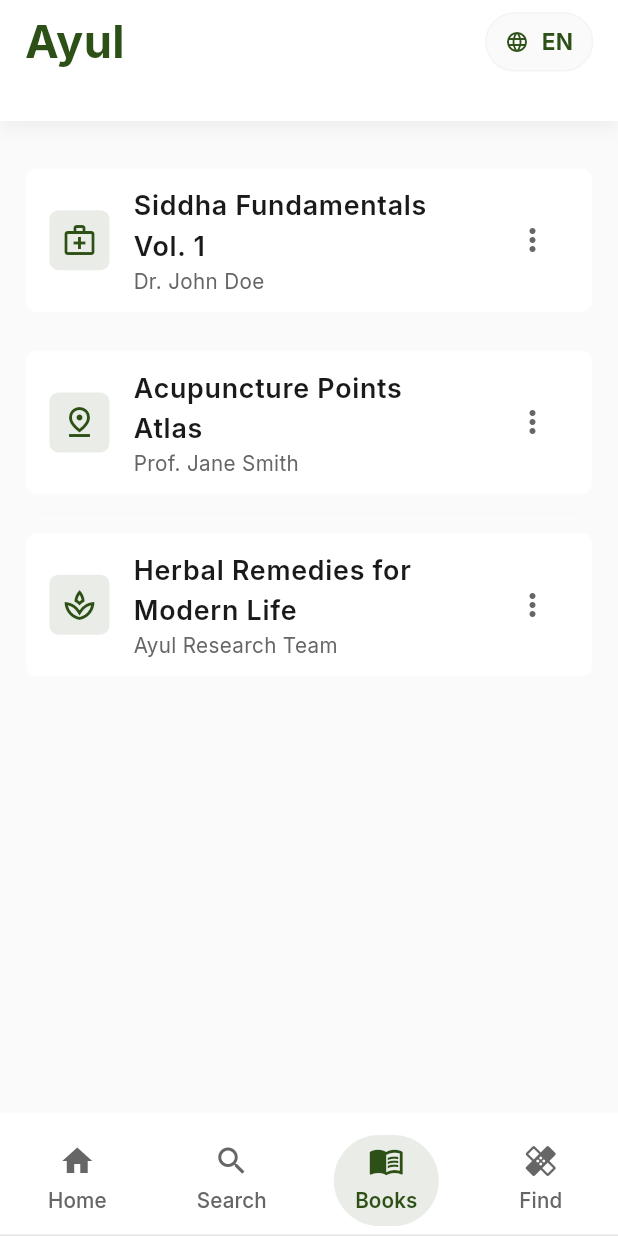
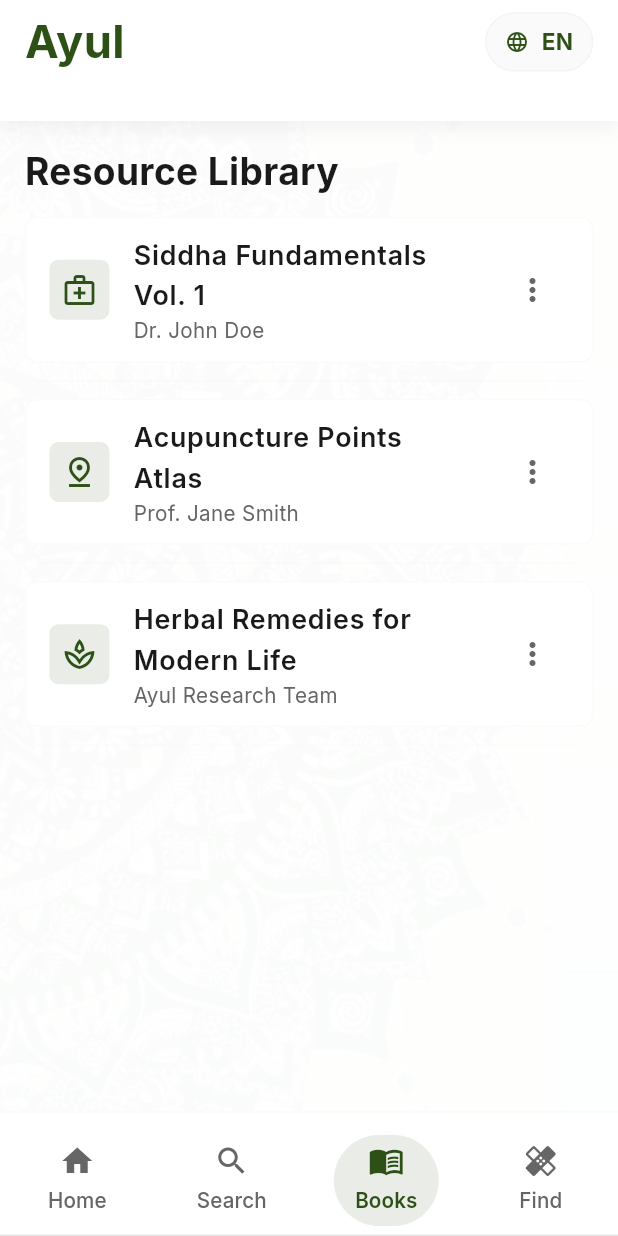
Before and after one commit to SanjaiPG/Ayul, a Flutter app: the screen it shows after launch, item 3 of the bottom bar chosen, on a phone screen of 412 x 824 dp. Run offline on Flutter 3.47's test engine with Material 3 defaults, Android fonts, the phone set to English and light mode, and no system bars; our stand-ins replace cached_network_image, cloud_firestore, connectivity_plus, firebase_core, flutter_svg, google_fonts and 1 more; accounts and stored records are empty; network calls fail.

Commit message:
app background image

```diff
--- a/app/lib/main.dart
+++ b/app/lib/main.dart
@@ -6,6 +6,8 @@ import 'package:sizer/sizer.dart';
 
 import '../core/app_export.dart';
 import '../widgets/custom_error_widget.dart';
+// 🌟 NEW IMPORT
+import '../widgets/app_background.dart';
 
 void main() async {
   WidgetsFlutterBinding.ensureInitialized();
@@ -52,11 +54,14 @@ class MyApp extends StatelessWidget {
         themeMode: ThemeMode.light,
         // 🚨 CRITICAL: NEVER REMOVE OR MODIFY
         builder: (context, child) {
-          return MediaQuery(
-            data: MediaQuery.of(context).copyWith(
-              textScaler: TextScaler.linear(1.0),
+          return AppBackground(
+            // 🌟 WRAPPING THE APP CONTENT HERE
+            child: MediaQuery(
+              data: MediaQuery.of(context).copyWith(
+                textScaler: TextScaler.linear(1.0),
+              ),
+              child: child!,
             ),
-            child: child!,
           );
         },
         // 🚨 END CRITICAL SECTION
--- a/app/lib/presentation/home_screen/home_screen.dart
+++ b/app/lib/presentation/home_screen/home_screen.dart
@@ -12,10 +12,6 @@ import './widgets/offline_indicator_widget.dart';
 import './widgets/quick_access_card_widget.dart';
 import './widgets/disease_questionnaire_widget.dart';
 import 'package:url_launcher/url_launcher.dart';
-
-// Assuming CustomIconWidget is defined elsewhere, but we use Material Icons
-// directly in the updated Book tab for simplicity, though the bottom bar still
-// uses CustomIconWidget.
 
 class HomeScreen extends StatefulWidget {
   const HomeScreen({Key? key}) : super(key: key);
@@ -163,7 +159,9 @@ class _HomeScreenState extends State<HomeScreen> with TickerProviderStateMixin {
   @override
   Widget build(BuildContext context) {
     return Scaffold(
-      backgroundColor: AppTheme.lightTheme.scaffoldBackgroundColor,
+      // 🌟 CRITICAL FIX: Setting Scaffold background to transparent
+      // allows the global background image (set in main.dart) to show through.
+      backgroundColor: Colors.transparent,
       body: SafeArea(
         child: Column(
           children: [
@@ -188,10 +186,13 @@ class _HomeScreenState extends State<HomeScreen> with TickerProviderStateMixin {
     );
   }
 
+  // ✨ START: New Professional Header Widget
   Widget _buildHeader() {
     return Container(
       padding: EdgeInsets.symmetric(horizontal: 4.w).copyWith(bottom: 2.h),
       decoration: BoxDecoration(
+        // NOTE: The header uses colorScheme.surface, which is fine,
+        // as it adds a necessary contrast bar at the top.
         color: AppTheme.lightTheme.colorScheme.surface,
         boxShadow: [
           BoxShadow(
@@ -263,16 +264,20 @@ class _HomeScreenState extends State<HomeScreen> with TickerProviderStateMixin {
             ],
           ),
           SizedBox(height: 2.h),
+          //fake search box
         ],
       ),
     );
   }
+  // ✨ END: New Professional Header Widget
 
   Widget _buildHomeTab() {
     return RefreshIndicator(
       onRefresh: _onRefresh,
       color: AppTheme.lightTheme.primaryColor,
       child: SingleChildScrollView(
+        // Set transparent color for the content wrapper if needed,
+        // but the Scaffold is the main fix.
         physics: const AlwaysScrollableScrollPhysics(),
         child: Column(
           crossAxisAlignment: CrossAxisAlignment.start,
@@ -397,6 +402,9 @@ class _HomeScreenState extends State<HomeScreen> with TickerProviderStateMixin {
   }
 
   Future<void> downloadPdf(String url, String filename) async {
+    // For a simple app, launching the URL effectively triggers a download/view
+    // depending on the browser/system settings. For actual file download,
+    // you would use a package like dio or flutter_file_downloader.
     final Uri pdfUri = Uri.parse(url);
     if (await canLaunchUrl(pdfUri)) {
       await launchUrl(pdfUri, mode: LaunchMode.externalApplication);
@@ -410,13 +418,14 @@ class _HomeScreenState extends State<HomeScreen> with TickerProviderStateMixin {
     return Column(
       crossAxisAlignment: CrossAxisAlignment.start,
       children: [
+        // Professional Section Header
         Padding(
           padding: EdgeInsets.symmetric(horizontal: 4.w)
               .copyWith(top: 2.h, bottom: 1.h),
           child: Text(
-            _currentLanguage == 'EN' ? '' : '',
+            _currentLanguage == 'EN' ? 'Resource Library' : 'நூல் தொகுப்பு',
             style: TextStyle(
-              fontSize: 1.sp,
+              fontSize: 18.sp,
               fontWeight: FontWeight.bold,
               color: AppTheme.lightTheme.colorScheme.onSurface,
             ),
@@ -645,6 +654,7 @@ class _HomeScreenState extends State<HomeScreen> with TickerProviderStateMixin {
 
   Tab _buildTab(
       {required String iconName, required String label, required int index}) {
+    // ... This widget remains unchanged
     final isSelected = _tabController.index == index;
     return Tab(
       icon: CustomIconWidget(
--- /dev/null
+++ b/app/lib/widgets/app_background.dart
@@ -0,0 +1,34 @@
+// File: lib/widgets/app_background.dart
+
+import 'package:flutter/material.dart';
+
+class AppBackground extends StatelessWidget {
+  final Widget child;
+
+  const AppBackground({Key? key, required this.child}) : super(key: key);
+
+  @override
+  Widget build(BuildContext context) {
+    // We use a Stack to place the Image in the background and the child in the foreground.
+    return Stack(
+      children: <Widget>[
+        // 1. Background Image
+        Positioned.fill(
+          child: Image.asset(
+            // NOTE: You MUST add this asset path to your pubspec.yaml file under 'assets:'
+            'assets/images/mandala_background.jpg',
+            fit:
+                BoxFit.cover, // Ensures the image covers the entire screen area
+            alignment: Alignment
+                .centerRight, // Adjusts the positioning to keep the mandala pattern visible
+            opacity: const AlwaysStoppedAnimation<double>(
+                0.15), // Set opacity for a subtle watermark effect
+          ),
+        ),
+
+        // 2. The main content of the app
+        child,
+      ],
+    );
+  }
+}
--- a/app/pubspec.yaml
+++ b/app/pubspec.yaml
@@ -40,6 +40,7 @@ flutter:
   assets:
     - assets/
     - assets/images/
+    - assets/images/mandala_background.jpg
   # CRITICAL ASSET MANAGEMENT RULES:
   # - DO NOT ADD NEW ASSET DIRECTORIES (assets/svg/, assets/icons/, etc.)
   # - ONLY USE EXISTING AND ITEMS AVAILABLE IN THE DIRECTORIES LISTED ABOVE (assets/, assets/images/)
```
Also changed, not shown: app/assets/images/mandala_background.jpg (added).
